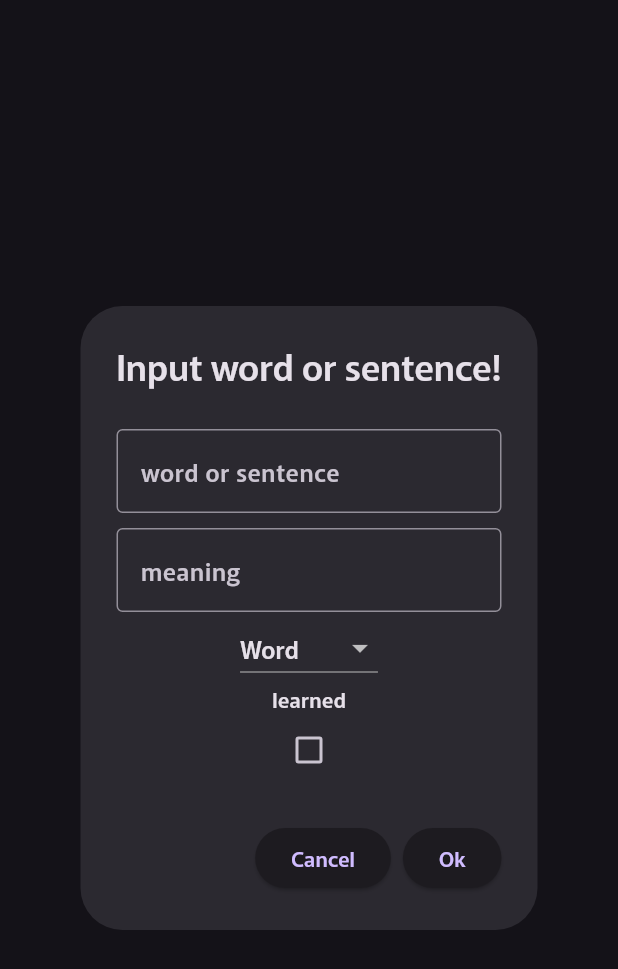
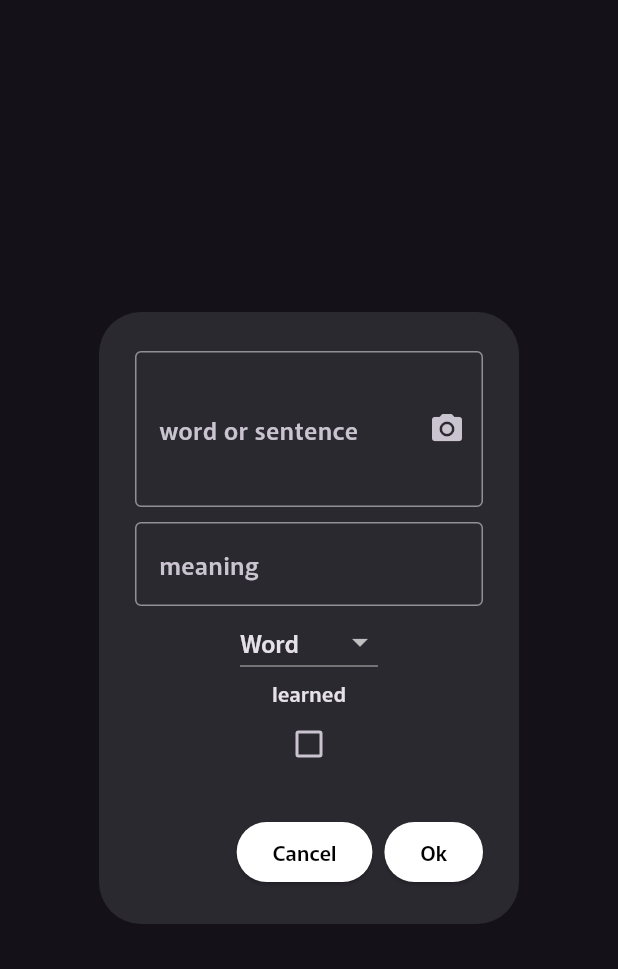
Before and after one commit to sasaki404/my_lang_memo, a Flutter app: the WordRegistDialog widget shown alone on an empty page, opened directly, on a phone screen of 412 x 824 dp. Shown: the top 969 px of the screen. Run offline on Flutter 3.47's test engine with Material 3 defaults, Android fonts, the phone set to English and light mode, and no system bars; our stand-ins replace camera, flutter_riverpod, permission_handler, riverpod_annotation, sqflite, webview_flutter; missing offline and left inert: google_mlkit_text_recognition; accounts and stored records are empty; generated files the repository leaves out were written again.

Commit message:
fix WordRegistDialog to get scanned text

```diff
--- a/lib/word_regist_dialog.dart
+++ b/lib/word_regist_dialog.dart
@@ -1,5 +1,6 @@
 import 'package:flutter/material.dart';
 import 'package:flutter_riverpod/flutter_riverpod.dart';
+import 'package:my_lang_memo/camera_view.dart';
 import 'package:my_lang_memo/model/word.dart';
 import 'package:my_lang_memo/provider/word_records.dart';
 
@@ -15,22 +16,42 @@ class WordRegistDialogState extends ConsumerState<WordRegistDialog> {
   final meaningController = TextEditingController();
   bool? isFinished = false;
   int? type = 0;
+
   @override
   Widget build(BuildContext context) {
     return AlertDialog(
-      title: const Text("Input word or sentence!"),
       content: SingleChildScrollView(
         child: Column(
           children: [
-            SizedBox(
+            const SizedBox(
               height: 10,
             ),
             TextFormField(
               controller: valueController,
-              decoration: const InputDecoration(
-                  labelText: "word or sentence", border: OutlineInputBorder()),
+              decoration: InputDecoration(
+                labelText: "word or sentence",
+                border: const OutlineInputBorder(),
+                suffixIcon: GestureDetector(
+                  onTap: () {
+                    Navigator.of(context).push(
+                      MaterialPageRoute(builder: (context) {
+                        //遷移先の画面としてリスト追加画面を指定
+                        return const CameraView();
+                      }),
+                    ).then(
+                      (value) {
+                        valueController.text = value;
+                      },
+                    );
+                  },
+                  child: const Icon(
+                    Icons.camera_alt,
+                  ),
+                ),
+              ),
+              maxLines: 3,
             ),
-            SizedBox(
+            const SizedBox(
               height: 10,
             ),
             TextFormField(
@@ -70,7 +91,15 @@ class WordRegistDialogState extends ConsumerState<WordRegistDialog> {
           onPressed: () {
             Navigator.pop(context);
           },
-          child: const Text("Cancel"),
+          style: const ButtonStyle(
+            backgroundColor: MaterialStatePropertyAll(
+              Colors.white,
+            ),
+          ),
+          child: const Text(
+            "Cancel",
+            style: TextStyle(color: Colors.black),
+          ),
         ),
         ElevatedButton(
           onPressed: () async {
@@ -88,10 +117,13 @@ class WordRegistDialogState extends ConsumerState<WordRegistDialog> {
                       content: const Text("Please enter a name."),
                       actions: [
                         ElevatedButton(
-                            onPressed: () {
-                              Navigator.pop(context);
-                            },
-                            child: const Text("OK")),
+                          onPressed: () {
+                            Navigator.pop(context);
+                          },
+                          child: const Text(
+                            "OK",
+                          ),
+                        ),
                       ],
                     );
                   });
@@ -105,7 +137,15 @@ class WordRegistDialogState extends ConsumerState<WordRegistDialog> {
               if (context.mounted) Navigator.pop(context, true);
             }
           },
-          child: const Text("Ok"),
+          style: const ButtonStyle(
+            backgroundColor: MaterialStatePropertyAll(
+              Colors.white,
+            ),
+          ),
+          child: const Text(
+            "Ok",
+            style: TextStyle(color: Colors.black),
+          ),
         ),
       ],
     );
```
